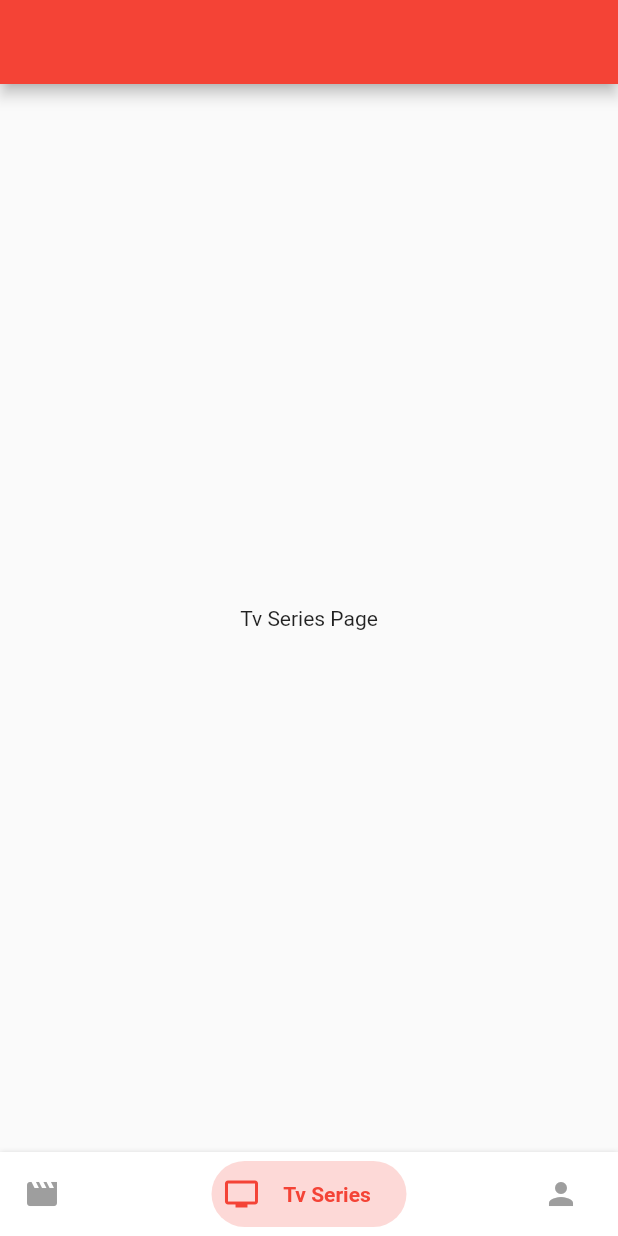
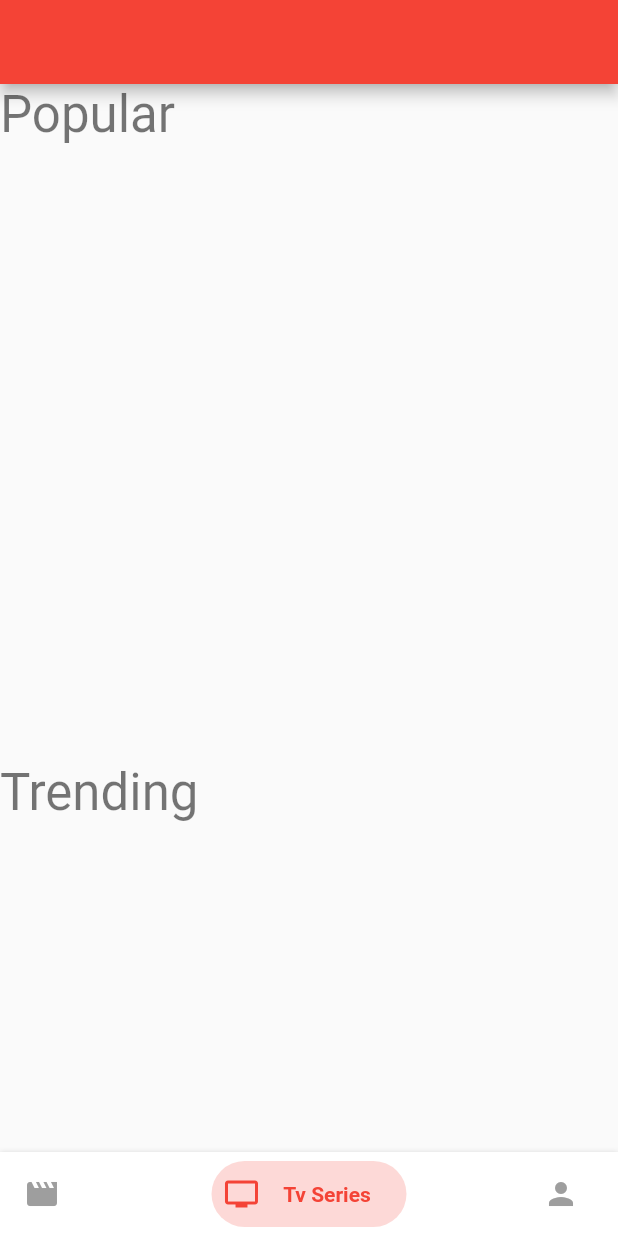
Before and after one commit to EnginBolat/movie-with-bloc, a Flutter app: the screen it shows after launch, swiped to page 2, on a phone screen of 412 x 824 dp. Run offline on Flutter 3.47's test engine with Material 2 defaults, Android fonts, the phone set to English and light mode, and no system bars; drawn by our look-alikes of bottom_navy_bar; our stand-ins replace bloc, dio, flutter_bloc; network calls fail.

```diff
--- a/lib/view/movies_home_page.dart
+++ b/lib/view/movies_home_page.dart
@@ -20,7 +20,7 @@ class MoviesHomePage extends StatelessWidget {
           builder: (context, state) {
             if (state is MovieLoading) {
               return _movieLoading();
-            } else if (state is StartAllServices) {
+            } else if (state is StartAllMovieServices) {
               return _homePageMainWidget(context, state);
             } else {
               return _error();
@@ -32,7 +32,7 @@ class MoviesHomePage extends StatelessWidget {
   }
 
   SingleChildScrollView _homePageMainWidget(
-      BuildContext context, StartAllServices state) {
+      BuildContext context, StartAllMovieServices state) {
     return SingleChildScrollView(
       child: Column(
         children: [
--- a/lib/view/tvseries_home_page.dart
+++ b/lib/view/tvseries_home_page.dart
@@ -1,15 +1,53 @@
 import 'package:flutter/material.dart';
+import 'package:flutter_bloc/flutter_bloc.dart';
+import 'package:movie_app_bloc/services/cubit/movie_cubit.dart';
+import 'package:movie_app_bloc/widget/movies_list.dart';
+import 'package:movie_app_bloc/widget/spacer_widget.dart';
+import 'package:movie_app_bloc/widget/tv_series_list.dart';
 
 class TvSeriesHomePage extends StatelessWidget {
   const TvSeriesHomePage({super.key});
 
   @override
   Widget build(BuildContext context) {
-    return Scaffold(
-      appBar: AppBar(),
-      body: const Center(
-        child: Text("Tv Series Page"),
-      ),
+    return BlocProvider(
+      create: (context) => MovieCubit()..StartallTvSeriesService(),
+      child: Scaffold(
+          appBar: AppBar(),
+          body: BlocConsumer<MovieCubit, MovieState>(
+            listener: (context, state) {},
+            builder: (context, state) {
+              if (state is MovieLoading) {
+                return _buildLoading();
+              } else if (state is StartAllTvSeriesServiceState) {
+                return SingleChildScrollView(
+                  child: Column(
+                    children: [
+                      TvSeriesList(
+                          title: "Popular",
+                          tvSeriesDetailsList: state.popularTvSeriesList),
+                      SpacerWidget(pageContext: context, coefficient: 0.1),
+                      TvSeriesList(
+                          title: "Trending",
+                          tvSeriesDetailsList: state.trendingTvSeriesList),
+                    ],
+                  ),
+                );
+              } else {
+                return _buildError();
+              }
+            },
+          )),
     );
   }
+
+  Center _buildError() {
+    return const Center(
+      child: Text("error"),
+    );
+  }
+
+  Center _buildLoading() => const Center(
+        child: CircularProgressIndicator(),
+      );
 }
```
Also changed, not shown: lib/view/movie_details_page.dart (+16 -4 lines), lib/widget/movies_list.dart (+14 -6 lines).
